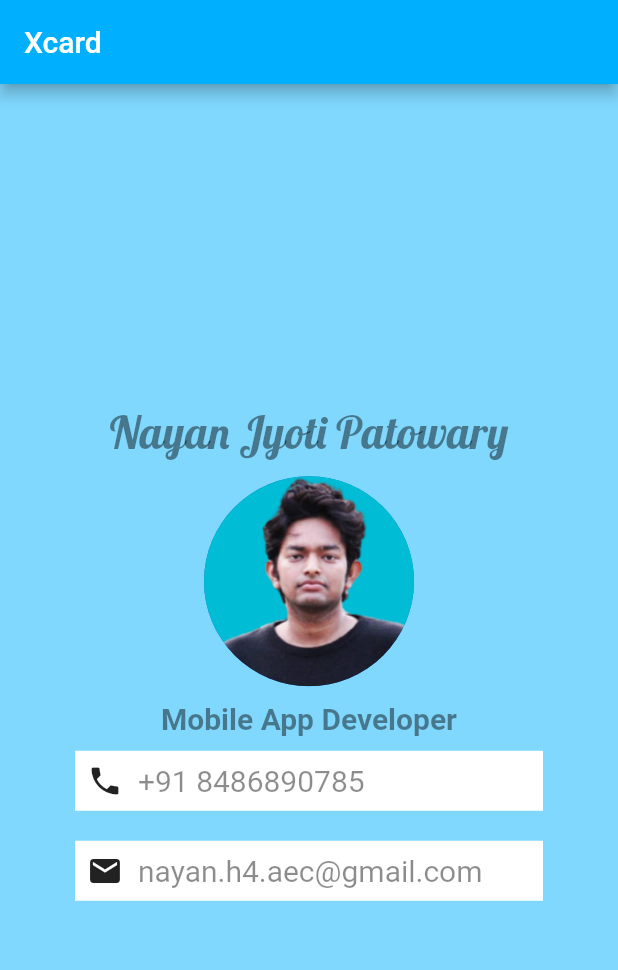
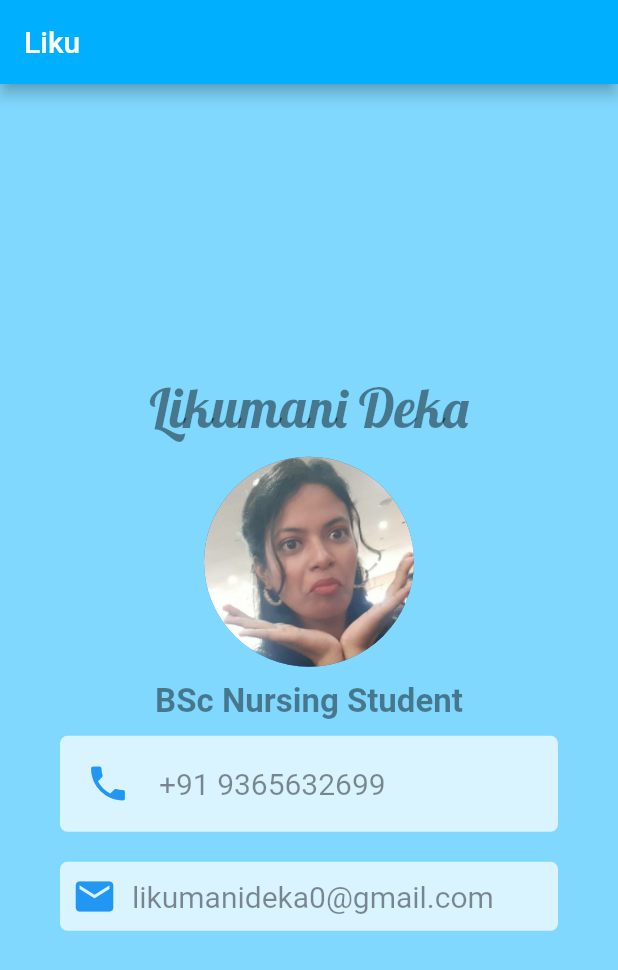
Before and after one commit to 10nayan/xcard, a Flutter app: the screen it shows after launch, on a phone screen of 412 x 824 dp. Shown: the top 970 px of the screen. Run offline on Flutter 3.47's test engine with Material 2 defaults, Android fonts, the phone set to English and light mode, and no system bars.

Commit message:
new functionality added

```diff
--- a/lib/main.dart
+++ b/lib/main.dart
@@ -1,4 +1,7 @@
 import 'package:flutter/material.dart';
+import 'package:url_launcher/url_launcher.dart';
+
+final Uri _url = Uri.parse('tel:+918486890785');
 
 void main() {
   runApp(const MyApp());
@@ -13,45 +16,61 @@ class MyApp extends StatelessWidget {
       home: Scaffold(
         appBar: AppBar(
           backgroundColor: Colors.lightBlueAccent[400],
-          title: const Text("Xcard"),
+          title: const Text("Liku"),
         ),
         body: Center(
           child: Column(
             mainAxisAlignment: MainAxisAlignment.center,
             children: [
               const Text(
-                "Nayan Jyoti Patowary",
+                "Likumani Deka",
                 textAlign: TextAlign.center,
                 style: TextStyle(
-                    color: Colors.black45, fontSize: 30, fontFamily: 'Lobster'),
+                  color: Colors.black45,
+                  fontSize: 36,
+                  fontFamily: 'Lobster',
+                ),
               ),
               const SizedBox(height: 10),
               const CircleAvatar(
                 radius: 70,
-                backgroundImage: AssetImage("images/nayan2.png"),
+                backgroundImage: AssetImage("images/liku3.jpg"),
               ),
               const SizedBox(height: 10),
               const Text(
-                "Mobile App Developer",
+                "BSc Nursing Student",
                 textAlign: TextAlign.center,
                 style: TextStyle(
                     color: Colors.black45,
-                    fontSize: 20,
+                    fontSize: 22,
                     fontWeight: FontWeight.bold),
               ),
               Container(
                 margin: const EdgeInsets.symmetric(
-                    vertical: 10.0, horizontal: 50.0),
+                    vertical: 10.0, horizontal: 40.0),
+                decoration: BoxDecoration(
+                  borderRadius: BorderRadius.circular(5),
+                  color: Colors.white70,
+                ),
                 padding: const EdgeInsets.all(8.0),
-                color: Colors.white,
                 alignment: Alignment.center,
                 child: Row(
                   mainAxisAlignment: MainAxisAlignment.start,
-                  children: const [
-                    Icon(Icons.phone),
-                    SizedBox(width: 10),
-                    Text(
-                      "+91 8486890785",
+                  children: [
+                    IconButton(
+                      onPressed: () {
+                        _onSearchButtonPressed();
+                      },
+                      tooltip: 'Increase volume by 10',
+                      icon: const Icon(
+                        Icons.phone,
+                        color: Colors.blue,
+                        size: 30,
+                      ),
+                    ),
+                    const SizedBox(width: 10),
+                    const Text(
+                      "+91 9365632699",
                       textAlign: TextAlign.center,
                       style: TextStyle(color: Colors.black45, fontSize: 20),
                     )
@@ -60,17 +79,24 @@ class MyApp extends StatelessWidget {
               ),
               Container(
                 margin: const EdgeInsets.symmetric(
-                    vertical: 10.0, horizontal: 50.0),
+                    vertical: 10.0, horizontal: 40.0),
+                decoration: BoxDecoration(
+                  borderRadius: BorderRadius.circular(5),
+                  color: Colors.white70,
+                ),
                 padding: const EdgeInsets.all(8.0),
-                color: Colors.white,
                 alignment: Alignment.center,
                 child: Row(
                   mainAxisAlignment: MainAxisAlignment.start,
                   children: const [
-                    Icon(Icons.mail),
+                    Icon(
+                      Icons.mail,
+                      color: Colors.blue,
+                      size: 30,
+                    ),
                     SizedBox(width: 10),
                     Text(
-                      "nayan.h4.aec@gmail.com",
+                      "likumanideka0@gmail.com",
                       textAlign: TextAlign.center,
                       style: TextStyle(color: Colors.black45, fontSize: 20),
                     )
@@ -85,3 +111,13 @@ class MyApp extends StatelessWidget {
     );
   }
 }
+
+Future<void> _launchUrl() async {
+  if (!await launchUrl(_url)) {
+    throw 'Could not launch $_url';
+  }
+}
+
+void _onSearchButtonPressed() {
+  print("search button clicked");
+}
```
Also changed, not shown: pubspec.yaml (+20 -0 lines), images/liku.jpg (added), images/liku3.jpg (added), images/nayan2.png (deleted), pubspec.lock, 46 other files.
